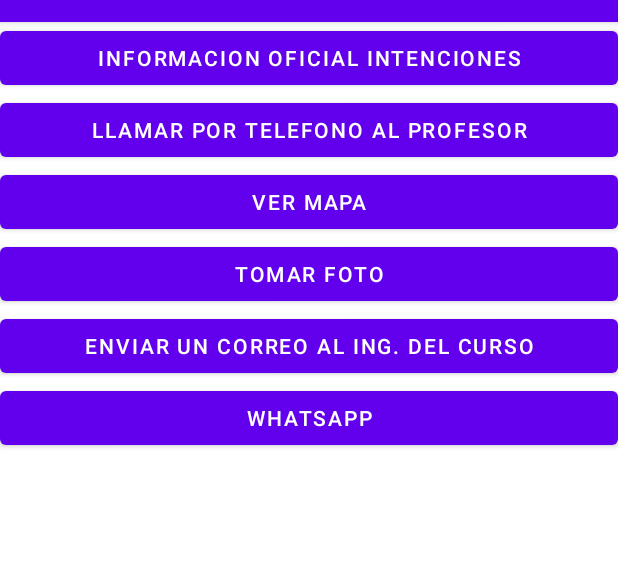
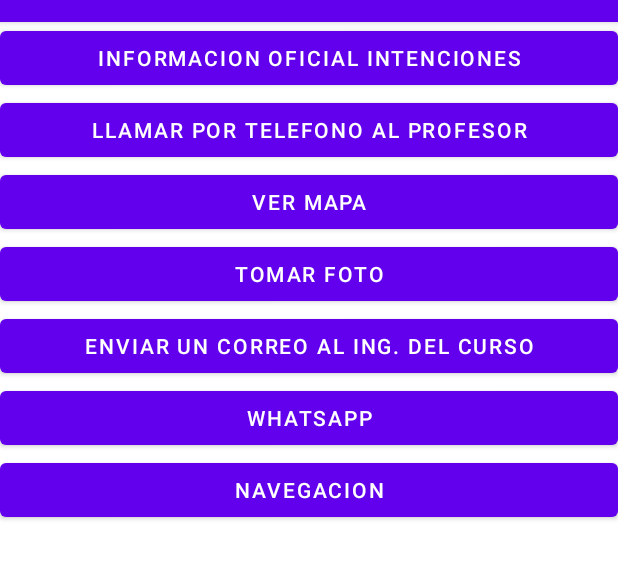
Before and after one commit to WCNosliwsys/MiParteNro2, an Android app: the Intenciones screen opened directly, with no data from a screen before it, on a phone screen of 412 x 824 dp, the part 62-641 px from its top. Run offline under Robolectric (Android 15) with nearby library versions, the phone set to English and light mode, and no system bars.

Commit message:
Navegacion usando alertdialog caso completo, y seleccionando entre maps y waze

```diff
--- a/app/src/main/res/layout/activity_intenciones.xml
+++ b/app/src/main/res/layout/activity_intenciones.xml
@@ -34,6 +34,11 @@
     <Button
         android:layout_width="match_parent"
         android:layout_height="wrap_content"
-        android:onClick="WHATSAPP"
-        android:text="WHATSAPP" />
+        android:onClick="whatsapp"
+        android:text="Whatsapp" />
+    <Button
+        android:layout_width="match_parent"
+        android:layout_height="wrap_content"
+        android:onClick="navegacion"
+        android:text="navegacion" />
 </LinearLayout>
```
Also changed, not shown: app/src/main/java/com/example/miparte2/Intenciones.java (+47 -1 lines).
